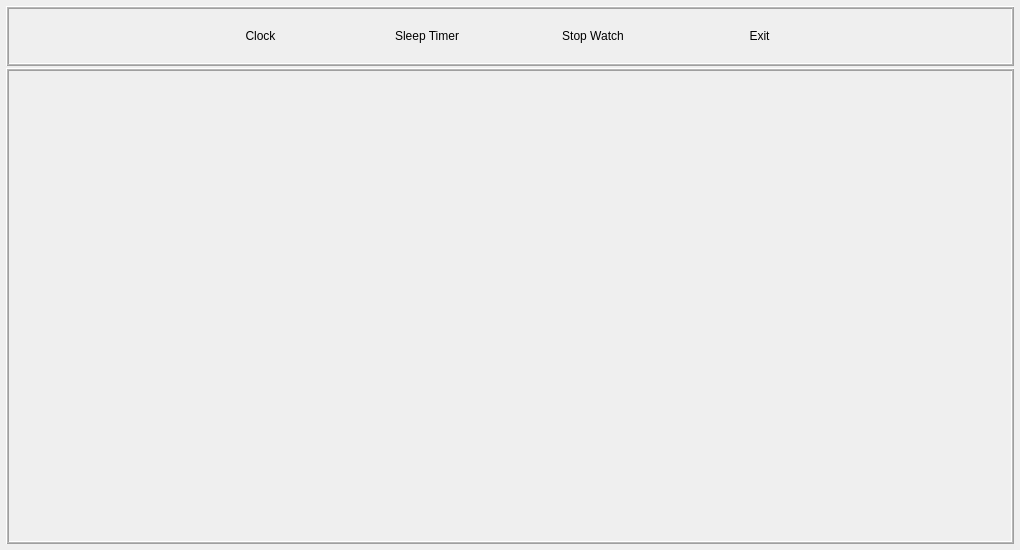
Before: the Qt Designer form mainwindow.ui in futuregainz/iSleep, drawn with Qt 5.
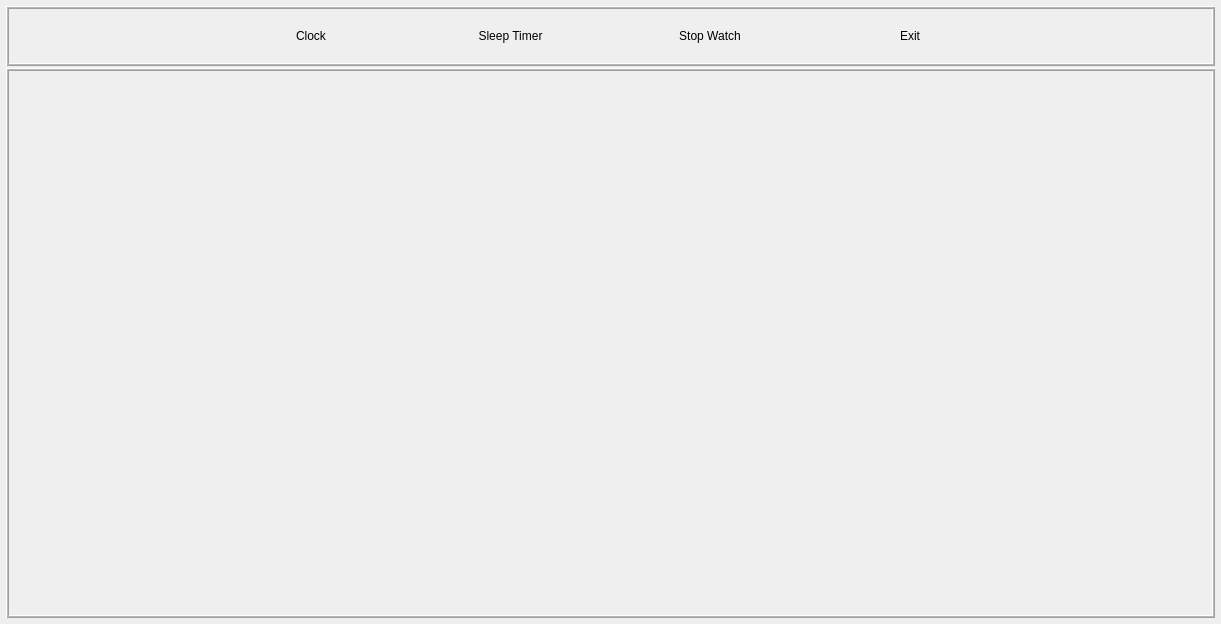
After: the same form once the commit is applied.

The edit to the form file:
```diff
--- a/mainwindow.ui
+++ b/mainwindow.ui
@@ -6,8 +6,8 @@
    <rect>
     <x>0</x>
     <y>0</y>
-    <width>1020</width>
-    <height>550</height>
+    <width>1221</width>
+    <height>624</height>
    </rect>
   </property>
   <property name="minimumSize">
@@ -38,13 +38,13 @@
    <property name="minimumSize">
     <size>
      <width>1020</width>
-     <height>550</height>
+     <height>0</height>
     </size>
    </property>
    <property name="maximumSize">
     <size>
-     <width>1020</width>
-     <height>550</height>
+     <width>16777206</width>
+     <height>16777215</height>
     </size>
    </property>
    <layout class="QVBoxLayout" name="verticalLayout_3">
@@ -188,6 +188,12 @@
     </item>
     <item>
      <widget class="QFrame" name="dispFrame">
+      <property name="sizePolicy">
+       <sizepolicy hsizetype="Expanding" vsizetype="Expanding">
+        <horstretch>0</horstretch>
+        <verstretch>0</verstretch>
+       </sizepolicy>
+      </property>
       <property name="frameShape">
        <enum>QFrame::Box</enum>
       </property>
```
